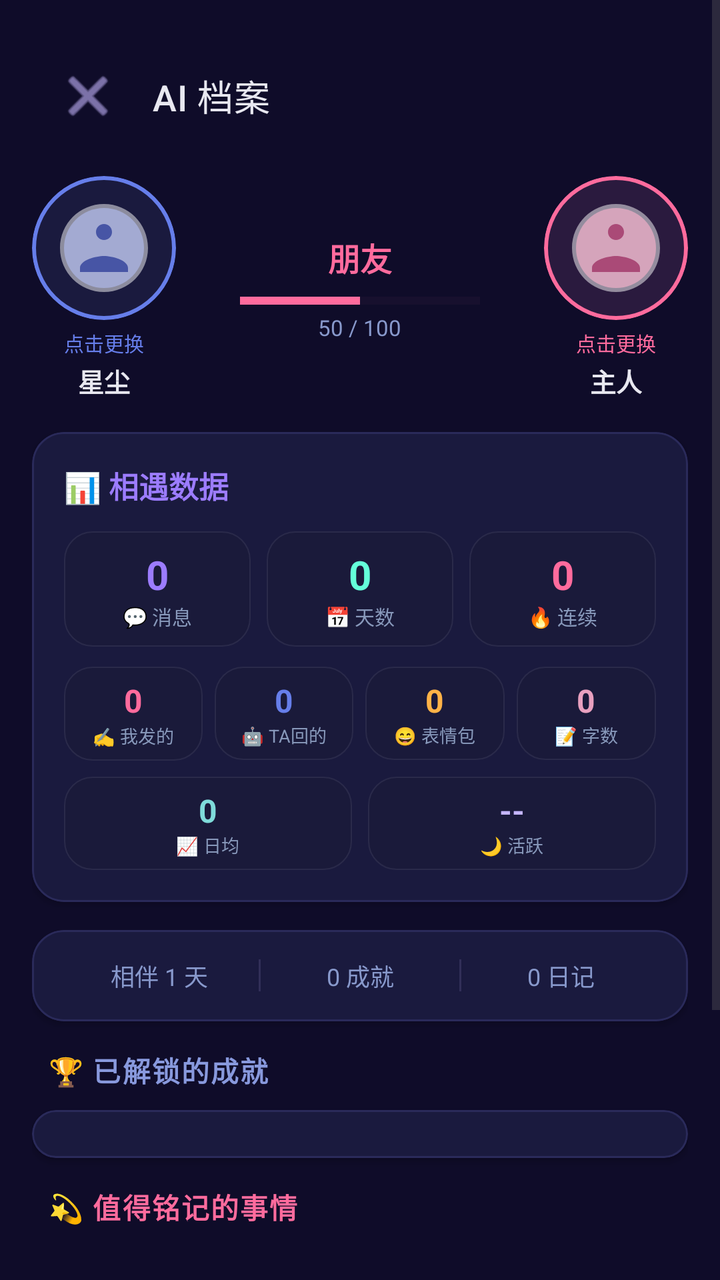
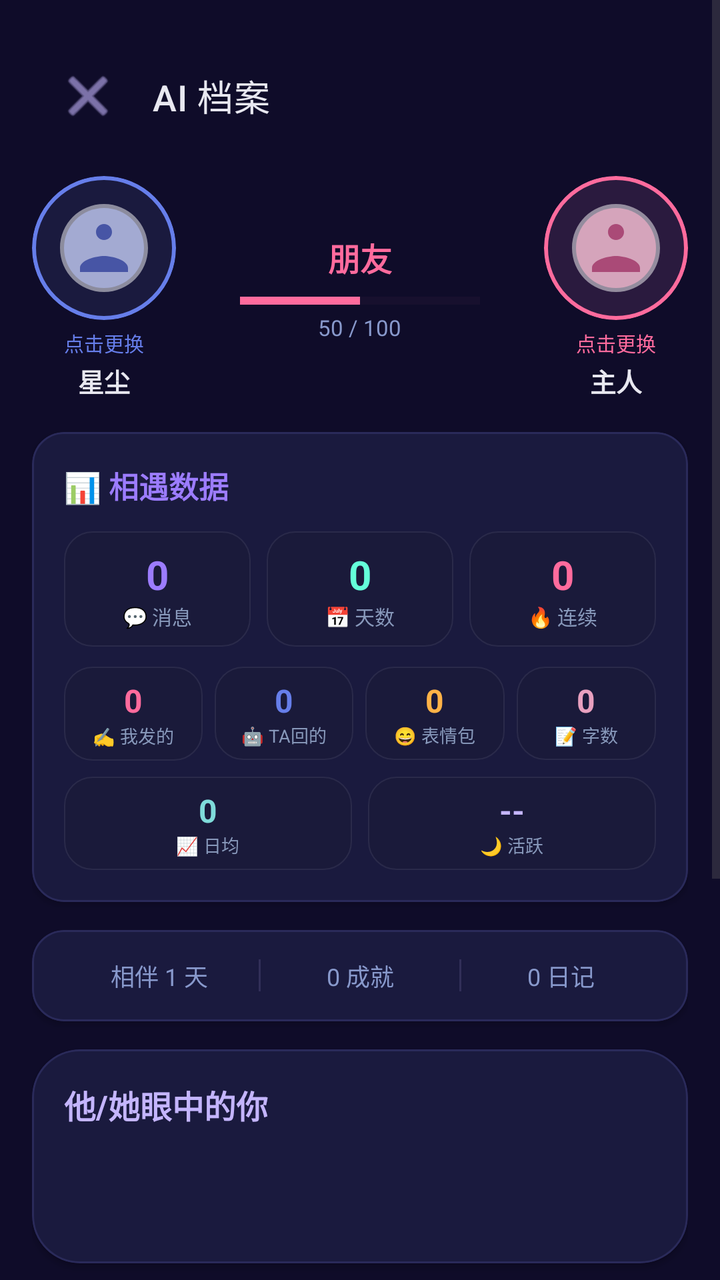

Screens rendered from an Android XML layout before and after an edit, with the pre-edit source and the edit as a unified diff.
<!-- AndroidManifest.xml: application theme Theme.Companion -->
<!-- res/layout/activity_profile.xml -->
<?xml version="1.0" encoding="utf-8"?>
<ScrollView xmlns:android="http://schemas.android.com/apk/res/android"
    xmlns:app="http://schemas.android.com/apk/res-auto"
    android:layout_width="match_parent"
    android:layout_height="match_parent"
    android:background="#0f0c29"
    android:fillViewport="true">

    <LinearLayout
        android:layout_width="match_parent"
        android:layout_height="wrap_content"
        android:orientation="vertical"
        android:padding="16dp">

        <com.google.android.material.appbar.MaterialToolbar
            android:id="@+id/toolbar"
            android:layout_width="match_parent"
            android:layout_height="?attr/actionBarSize"
            android:background="#00ffffff"
            android:elevation="0dp"
            app:title="AI 档案"
            app:titleTextColor="#e8e8f0"
            app:titleTextAppearance="@style/ToolbarTitleStyle"
            app:navigationIcon="@android:drawable/ic_menu_close_clear_cancel"
            app:navigationIconTint="#c4b5fd"
            android:layout_marginBottom="8dp" />

        <LinearLayout
            android:layout_width="match_parent"
            android:layout_height="wrap_content"
            android:orientation="horizontal"
            android:gravity="center"
            android:layout_marginBottom="16dp">

            <LinearLayout
                android:layout_width="wrap_content"
                android:layout_height="wrap_content"
                android:orientation="vertical"
                android:gravity="center"
                android:layout_marginEnd="32dp">

                <com.google.android.material.card.MaterialCardView
                    android:layout_width="72dp"
                    android:layout_height="72dp"
                    app:cardCornerRadius="36dp"
                    app:cardElevation="0dp"
                    app:cardBackgroundColor="#1a1a3e"
                    app:strokeWidth="2dp"
                    app:strokeColor="#667eea">

                    <ImageView
                        android:id="@+id/iv_ai_avatar"
                        android:layout_width="match_parent"
                        android:layout_height="match_parent"
                        android:scaleType="centerCrop"
                        android:src="@drawable/ic_avatar_default_ai"
                        android:contentDescription="AI头像" />
                </com.google.android.material.card.MaterialCardView>

                <TextView
                    android:layout_width="wrap_content"
                    android:layout_height="wrap_content"
                    android:text="点击更换"
                    android:textSize="10sp"
                    android:textColor="#667eea"
                    android:layout_marginTop="4dp" />

                <TextView
                    android:id="@+id/tv_ai_name_profile"
                    android:layout_width="wrap_content"
                    android:layout_height="wrap_content"
                    android:text="星尘"
                    android:textSize="13sp"
                    android:textColor="#e8e8f0"
                    android:textStyle="bold"
                    android:layout_marginTop="2dp" />
            </LinearLayout>

            <LinearLayout
                android:layout_width="0dp"
                android:layout_height="wrap_content"
                android:layout_weight="1"
                android:orientation="vertical"
                android:gravity="center">

                <TextView
                    android:id="@+id/tv_affection_title"
                    android:layout_width="wrap_content"
                    android:layout_height="wrap_content"
                    android:text="朋友"
                    android:textSize="16sp"
                    android:textColor="#ff6b9d"
                    android:textStyle="bold" />

                <ProgressBar
                    android:id="@+id/progress_affection_profile"
                    style="?android:attr/progressBarStyleHorizontal"
                    android:layout_width="120dp"
                    android:layout_height="8dp"
                    android:layout_marginTop="6dp"
                    android:max="100"
                    android:progress="50"
                    android:progressTint="#ff6b9d"
                    android:progressBackgroundTint="#22ff6b9d" />

                <TextView
                    android:id="@+id/tv_affection_value"
                    android:layout_width="wrap_content"
                    android:layout_height="wrap_content"
                    android:text="50 / 100"
                    android:textSize="11sp"
                    android:textColor="#8899cc"
                    android:layout_marginTop="2dp" />
            </LinearLayout>

            <LinearLayout
                android:layout_width="wrap_content"
                android:layout_height="wrap_content"
                android:orientation="vertical"
                android:gravity="center"
                android:layout_marginStart="32dp">

                <com.google.android.material.card.MaterialCardView
                    android:layout_width="72dp"
                    android:layout_height="72dp"
                    app:cardCornerRadius="36dp"
                    app:cardElevation="0dp"
                    app:cardBackgroundColor="#1a1a3e"
                    app:strokeWidth="2dp"
                    app:strokeColor="#ff6b9d">

                    <ImageView
                        android:id="@+id/iv_user_avatar"
                        android:layout_width="match_parent"
                        android:layout_height="match_parent"
                        android:scaleType="centerCrop"
                        android:src="@drawable/ic_avatar_default_user"
                        android:contentDescription="用户头像" />
                </com.google.android.material.card.MaterialCardView>

                <TextView
                    android:layout_width="wrap_content"
                    android:layout_height="wrap_content"
                    android:text="点击更换"
                    android:textSize="10sp"
                    android:textColor="#ff6b9d"
                    android:layout_marginTop="4dp" />

                <TextView
                    android:id="@+id/tv_user_name_profile"
                    android:layout_width="wrap_content"
                    android:layout_height="wrap_content"
                    android:text="主人"
                    android:textSize="13sp"
                    android:textColor="#e8e8f0"
                    android:textStyle="bold"
                    android:layout_marginTop="2dp" />
            </LinearLayout>
        </LinearLayout>

        <com.google.android.material.card.MaterialCardView
            android:id="@+id/card_stats"
            android:layout_width="match_parent"
            android:layout_height="wrap_content"
            android:layout_marginBottom="14dp"
            app:cardBackgroundColor="#1a1a3e"
            app:cardCornerRadius="16dp"
            app:cardElevation="2dp"
            app:strokeWidth="1dp"
            app:strokeColor="#2a2a5a">

            <LinearLayout
                android:layout_width="match_parent"
                android:layout_height="wrap_content"
                android:orientation="vertical"
                android:padding="16dp">

                <TextView
                    android:layout_width="wrap_content"
                    android:layout_height="wrap_content"
                    android:text="📊 相遇数据"
                    android:textSize="15sp"
                    android:textStyle="bold"
                    android:textColor="#9c7cff"
                    android:layout_marginBottom="12dp" />

                <LinearLayout
                    android:layout_width="match_parent"
                    android:layout_height="wrap_content"
                    android:orientation="horizontal"
                    android:layout_marginBottom="10dp">

                    <LinearLayout
                        android:layout_width="0dp"
                        android:layout_height="wrap_content"
                        android:layout_weight="1"
                        android:orientation="vertical"
                        android:gravity="center"
                        android:background="@drawable/bg_edit_moment"
                        android:padding="8dp"
                        android:layout_marginEnd="4dp">

                        <TextView
                            android:id="@+id/tv_stat_total_msgs"
                            android:layout_width="wrap_content"
                            android:layout_height="wrap_content"
                            android:text="0"
                            android:textSize="20sp"
                            android:textColor="#9c7cff"
                            android:textStyle="bold" />

                        <TextView
                            android:layout_width="wrap_content"
                            android:layout_height="wrap_content"
                            android:text="💬 消息"
                            android:textSize="10sp"
                            android:textColor="#8899bb" />
                    </LinearLayout>

                    <LinearLayout
                        android:layout_width="0dp"
                        android:layout_height="wrap_content"
                        android:layout_weight="1"
                        android:orientation="vertical"
                        android:gravity="center"
                        android:background="@drawable/bg_edit_moment"
                        android:padding="8dp"
                        android:layout_marginStart="4dp"
                        android:layout_marginEnd="4dp">

                        <TextView
                            android:id="@+id/tv_stat_chat_days"
                            android:layout_width="wrap_content"
                            android:layout_height="wrap_content"
                            android:text="0"
                            android:textSize="20sp"
                            android:textColor="#64ffda"
                            android:textStyle="bold" />

                        <TextView
                            android:layout_width="wrap_content"
                            android:layout_height="wrap_content"
                            android:text="📅 天数"
                            android:textSize="10sp"
                            android:textColor="#8899bb" />
                    </LinearLayout>

                    <LinearLayout
                        android:layout_width="0dp"
                        android:layout_height="wrap_content"
                        android:layout_weight="1"
                        android:orientation="vertical"
                        android:gravity="center"
                        android:background="@drawable/bg_edit_moment"
                        android:padding="8dp"
                        android:layout_marginStart="4dp">

                        <TextView
                            android:id="@+id/tv_stat_streak"
                            android:layout_width="wrap_content"
                            android:layout_height="wrap_content"
                            android:text="0"
                            android:textSize="20sp"
                            android:textColor="#ff6b9d"
                            android:textStyle="bold" />

                        <TextView
                            android:layout_width="wrap_content"
                            android:layout_height="wrap_content"
                            android:text="🔥 连续"
                            android:textSize="10sp"
                            android:textColor="#8899bb" />
                    </LinearLayout>
                </LinearLayout>

                <LinearLayout
                    android:layout_width="match_parent"
                    android:layout_height="wrap_content"
                    android:orientation="horizontal">

                    <LinearLayout
                        android:layout_width="0dp"
                        android:layout_height="wrap_content"
                        android:layout_weight="1"
                        android:orientation="vertical"
                        android:gravity="center"
                        android:background="@drawable/bg_edit_moment"
                        android:padding="6dp"
                        android:layout_marginEnd="3dp">

                        <TextView
                            android:id="@+id/tv_stat_user_msgs"
                            android:layout_width="wrap_content"
                            android:layout_height="wrap_content"
                            android:text="0"
                            android:textSize="16sp"
                            android:textColor="#ff6b9d"
                            android:textStyle="bold" />

                        <TextView
                            android:layout_width="wrap_content"
                            android:layout_height="wrap_content"
                            android:text="✍️ 我发的"
                            android:textSize="9sp"
                            android:textColor="#8899bb" />
                    </LinearLayout>

                    <LinearLayout
                        android:layout_width="0dp"
                        android:layout_height="wrap_content"
                        android:layout_weight="1"
                        android:orientation="vertical"
                        android:gravity="center"
                        android:background="@drawable/bg_edit_moment"
                        android:padding="6dp"
                        android:layout_marginStart="3dp"
                        android:layout_marginEnd="3dp">

                        <TextView
                            android:id="@+id/tv_stat_ai_msgs"
                            android:layout_width="wrap_content"
                            android:layout_height="wrap_content"
                            android:text="0"
                            android:textSize="16sp"
                            android:textColor="#667eea"
                            android:textStyle="bold" />

                        <TextView
                            android:layout_width="wrap_content"
                            android:layout_height="wrap_content"
                            android:text="🤖 TA回的"
                            android:textSize="9sp"
                            android:textColor="#8899bb" />
                    </LinearLayout>

                    <LinearLayout
                        android:layout_width="0dp"
                        android:layout_height="wrap_content"
                        android:layout_weight="1"
                        android:orientation="vertical"
                        android:gravity="center"
                        android:background="@drawable/bg_edit_moment"
                        android:padding="6dp"
                        android:layout_marginStart="3dp"
                        android:layout_marginEnd="3dp">

                        <TextView
                            android:id="@+id/tv_stat_stickers"
                            android:layout_width="wrap_content"
                            android:layout_height="wrap_content"
                            android:text="0"
                            android:textSize="16sp"
                            android:textColor="#ffb347"
                            android:textStyle="bold" />

                        <TextView
                            android:layout_width="wrap_content"
                            android:layout_height="wrap_content"
                            android:text="😄 表情包"
                            android:textSize="9sp"
                            android:textColor="#8899bb" />
                    </LinearLayout>

                    <LinearLayout
                        android:layout_width="0dp"
                        android:layout_height="wrap_content"
                        android:layout_weight="1"
                        android:orientation="vertical"
                        android:gravity="center"
                        android:background="@drawable/bg_edit_moment"
                        android:padding="6dp"
                        android:layout_marginStart="3dp">

                        <TextView
                            android:id="@+id/tv_stat_words"
                            android:layout_width="wrap_content"
                            android:layout_height="wrap_content"
                            android:text="0"
                            android:textSize="16sp"
                            android:textColor="#e8a0bf"
                            android:textStyle="bold" />

                        <TextView
                            android:layout_width="wrap_content"
                            android:layout_height="wrap_content"
                            android:text="📝 字数"
                            android:textSize="9sp"
                            android:textColor="#8899bb" />
                    </LinearLayout>
                </LinearLayout>

                <LinearLayout
                    android:layout_width="match_parent"
                    android:layout_height="wrap_content"
                    android:orientation="horizontal"
                    android:layout_marginTop="8dp">

                    <LinearLayout
                        android:layout_width="0dp"
                        android:layout_height="wrap_content"
                        android:layout_weight="1"
                        android:orientation="vertical"
                        android:gravity="center"
                        android:background="@drawable/bg_edit_moment"
                        android:padding="6dp"
                        android:layout_marginEnd="4dp">

                        <TextView
                            android:id="@+id/tv_stat_avg_day"
                            android:layout_width="wrap_content"
                            android:layout_height="wrap_content"
                            android:text="0"
                            android:textSize="16sp"
                            android:textColor="#7fdbda"
                            android:textStyle="bold" />

                        <TextView
                            android:layout_width="wrap_content"
                            android:layout_height="wrap_content"
                            android:text="📈 日均"
                            android:textSize="9sp"
                            android:textColor="#8899bb" />
                    </LinearLayout>

                    <LinearLayout
                        android:layout_width="0dp"
                        android:layout_height="wrap_content"
                        android:layout_weight="1"
                        android:orientation="vertical"
                        android:gravity="center"
                        android:background="@drawable/bg_edit_moment"
                        android:padding="6dp"
                        android:layout_marginStart="4dp">

                        <TextView
                            android:id="@+id/tv_stat_peak_hour"
                            android:layout_width="wrap_content"
                            android:layout_height="wrap_content"
                            android:text="--"
                            android:textSize="16sp"
                            android:textColor="#c4b5fd"
                            android:textStyle="bold" />

                        <TextView
                            android:layout_width="wrap_content"
                            android:layout_height="wrap_content"
                            android:text="🌙 活跃"
                            android:textSize="9sp"
                            android:textColor="#8899bb" />
                    </LinearLayout>
                </LinearLayout>
            </LinearLayout>
        </com.google.android.material.card.MaterialCardView>

        <com.google.android.material.card.MaterialCardView
            android:layout_width="match_parent"
            android:layout_height="wrap_content"
            android:layout_marginBottom="14dp"
            app:cardBackgroundColor="#1a1a3e"
            app:cardCornerRadius="16dp"
            app:cardElevation="2dp"
            app:strokeWidth="1dp"
            app:strokeColor="#2a2a5a">

            <LinearLayout
                android:layout_width="match_parent"
                android:layout_height="wrap_content"
                android:orientation="horizontal"
                android:padding="14dp"
                android:gravity="center">

                <TextView
                    android:id="@+id/tv_days_count"
                    android:layout_width="0dp"
                    android:layout_height="wrap_content"
                    android:layout_weight="1"
                    android:text="相伴 1 天"
                    android:textSize="12sp"
                    android:textColor="#8899cc"
                    android:gravity="center" />

                <View
                    android:layout_width="1dp"
                    android:layout_height="16dp"
                    android:background="#22c4b5fd" />

                <TextView
                    android:id="@+id/tv_ach_count"
                    android:layout_width="0dp"
                    android:layout_height="wrap_content"
                    android:layout_weight="1"
                    android:text="0 成就"
                    android:textSize="12sp"
                    android:textColor="#8899cc"
                    android:gravity="center" />

                <View
                    android:layout_width="1dp"
                    android:layout_height="16dp"
                    android:background="#22c4b5fd" />

                <TextView
                    android:id="@+id/tv_diary_count"
                    android:layout_width="0dp"
                    android:layout_height="wrap_content"
                    android:layout_weight="1"
                    android:text="0 日记"
                    android:textSize="12sp"
                    android:textColor="#8899cc"
                    android:gravity="center" />
            </LinearLayout>
        </com.google.android.material.card.MaterialCardView>

        <TextView
            android:layout_width="match_parent"
            android:layout_height="wrap_content"
            android:text="  🏆 已解锁的成就"
            android:textSize="14sp"
            android:textStyle="bold"
            android:textColor="#8899dd"
            android:letterSpacing="0.05"
            android:layout_marginBottom="10dp" />

        <com.google.android.material.card.MaterialCardView
            android:layout_width="match_parent"
            android:layout_height="wrap_content"
            android:layout_marginBottom="14dp"
            app:cardBackgroundColor="#1a1a3e"
            app:cardCornerRadius="16dp"
            app:cardElevation="2dp"
            app:strokeWidth="1dp"
            app:strokeColor="#2a2a5a">

            <androidx.recyclerview.widget.RecyclerView
                android:id="@+id/recycler_achievements"
                android:layout_width="match_parent"
                android:layout_height="wrap_content"
                android:padding="12dp"
                android:nestedScrollingEnabled="false" />
        </com.google.android.material.card.MaterialCardView>

        <TextView
            android:layout_width="match_parent"
            android:layout_height="wrap_content"
            android:text="  💫 值得铭记的事情"
            android:textSize="14sp"
            android:textStyle="bold"
            android:textColor="#ff6b9d"
            android:letterSpacing="0.05"
            android:layout_marginBottom="10dp" />

        <TextView
            android:id="@+id/tv_moments_empty"
            android:layout_width="match_parent"
            android:layout_height="wrap_content"
            android:text="AI 正在了解你...\n多聊聊天，AI会记住关于你的珍贵瞬间"
            android:textSize="13sp"
            android:textColor="#667788"
            android:gravity="center"
            android:padding="24dp"
            android:visibility="gone" />

        <LinearLayout
            android:id="@+id/container_moments"
            android:layout_width="match_parent"
            android:layout_height="wrap_content"
            android:orientation="vertical" />

        <View
            android:layout_width="match_parent"
            android:layout_height="24dp" />

        <TextView
            android:layout_width="match_parent"
            android:layout_height="wrap_content"
            android:text="  ⭐ 收藏的消息"
            android:textSize="14sp"
            android:textStyle="bold"
            android:textColor="#ffb347"
            android:letterSpacing="0.05"
            android:layout_marginBottom="10dp" />

        <TextView
            android:id="@+id/tv_favorites_empty"
            android:layout_width="match_parent"
            android:layout_height="wrap_content"
            android:text="还没有收藏任何消息\n长按聊天气泡可以收藏哦~"
            android:textSize="13sp"
            android:textColor="#667788"
            android:gravity="center"
            android:padding="24dp"
            android:visibility="visible" />

        <LinearLayout
            android:id="@+id/container_favorites"
            android:layout_width="match_parent"
            android:layout_height="wrap_content"
            android:orientation="vertical"
            android:visibility="gone" />

        <View
            android:layout_width="match_parent"
            android:layout_height="32dp" />
    </LinearLayout>
</ScrollView>
<!-- resources referenced by this layout -->
<resources>
  <!-- drawable bg_edit_moment (drawable) -->
  <?xml version="1.0" encoding="utf-8"?>
  <shape xmlns:android="http://schemas.android.com/apk/res/android"
      android:shape="rectangle">
      <solid android:color="#1a1a3a" />
      <corners android:radius="14dp" />
      <stroke android:width="0.5dp" android:color="#2a2a4a" />
  </shape>
  <!-- drawable ic_avatar_default_ai (drawable) -->
  <vector xmlns:android="http://schemas.android.com/apk/res/android"
      android:width="72dp"
      android:height="72dp"
      android:viewportWidth="72"
      android:viewportHeight="72">
      <path
          android:fillColor="#1a1a3e"
          android:pathData="M0,0h72v72h-72z" />
      <path
          android:fillColor="#667eea"
          android:pathData="M36,36m-20,0a20,20 0,1 1,40 0a20,20 0,1 1,-40 0"
          android:fillAlpha="0.6" />
      <path
          android:fillColor="#FFFFFF"
          android:pathData="M36,14c-12.15,0 -22,9.85 -22,22s9.85,22 22,22 22,-9.85 22,-22 -9.85,-22 -22,-22ZM36,24c2.21,0 4,1.79 4,4s-1.79,4 -4,4 -4,-1.79 -4,-4 1.79,-4 4,-4ZM48,48H24v-2c0,-4 8,-6 12,-6s12,2 12,6v2Z"
          android:fillAlpha="0.5" />
  </vector>
  <!-- drawable ic_avatar_default_user (drawable) -->
  <vector xmlns:android="http://schemas.android.com/apk/res/android"
      android:width="72dp"
      android:height="72dp"
      android:viewportWidth="72"
      android:viewportHeight="72">
      <path
          android:fillColor="#2a1a3e"
          android:pathData="M0,0h72v72h-72z" />
      <path
          android:fillColor="#ff6b9d"
          android:pathData="M36,36m-20,0a20,20 0,1 1,40 0a20,20 0,1 1,-40 0"
          android:fillAlpha="0.6" />
      <path
          android:fillColor="#FFFFFF"
          android:pathData="M36,14c-12.15,0 -22,9.85 -22,22s9.85,22 22,22 22,-9.85 22,-22 -9.85,-22 -22,-22ZM36,24c2.21,0 4,1.79 4,4s-1.79,4 -4,4 -4,-1.79 -4,-4 1.79,-4 4,-4ZM48,48H24v-2c0,-4 8,-6 12,-6s12,2 12,6v2Z"
          android:fillAlpha="0.5" />
  </vector>
  <style name="ToolbarTitleStyle" parent="TextAppearance.Material3.TitleMedium">
          <item name="android:textSize">18sp</item>
          <item name="android:textColor">#ffffff</item>
          <item name="android:fontFamily">sans-serif-medium</item>
          <item name="android:letterSpacing">0.02</item>
      </style>
  <style name="Theme.Companion" parent="Theme.Material3.DayNight.NoActionBar">
          <item name="colorPrimary">@color/accent_blue</item>
          <item name="colorPrimaryVariant">@color/purple_700</item>
          <item name="colorOnPrimary">@color/white</item>
          <item name="colorSecondary">@color/accent_cyan</item>
          <item name="colorSecondaryVariant">@color/teal_700</item>
          <item name="colorSurface">@color/surface_dark</item>
          <item name="colorOnSurface">@color/text_primary</item>
          <item name="android:statusBarColor">@color/bg_start</item>
          <item name="android:navigationBarColor">@color/bg_start</item>
          <item name="android:windowBackground">@color/bg_start</item>
  
          <item name="android:activityOpenEnterAnimation">@anim/slide_in_right</item>
          <item name="android:activityOpenExitAnimation">@anim/fade_out</item>
          <item name="android:activityCloseEnterAnimation">@anim/fade_in</item>
          <item name="android:activityCloseExitAnimation">@anim/slide_out_left</item>
  
          <item name="android:windowEnterTransition">@android:transition/fade</item>
          <item name="android:windowExitTransition">@android:transition/fade</item>
  
          <item name="android:colorEdgeEffect">@color/accent_purple</item>
      </style>
  <color name="accent_blue">#667eea</color>
  <color name="purple_700">#FF3700B3</color>
  <color name="white">#FFFFFFFF</color>
  <color name="accent_cyan">#64ffda</color>
  <color name="teal_700">#FF018786</color>
  <color name="surface_dark">#14142a</color>
  <color name="text_primary">#ececf4</color>
  <color name="bg_start">#0a0a1a</color>
  <color name="accent_purple">#c4b5fd</color>
</resources>

<!-- the commit's change to res/layout/activity_profile.xml (unified diff, before → after) -->
@@ -511,6 +511,53 @@
             </LinearLayout>
         </com.google.android.material.card.MaterialCardView>
 
+        <com.google.android.material.card.MaterialCardView
+            android:id="@+id/card_user_personality"
+            android:layout_width="match_parent"
+            android:layout_height="wrap_content"
+            android:layout_marginBottom="14dp"
+            app:cardBackgroundColor="#1a1a3e"
+            app:cardCornerRadius="24dp"
+            app:cardElevation="2dp"
+            app:strokeWidth="1dp"
+            app:strokeColor="#2a2a5a">
+
+            <LinearLayout
+                android:layout_width="match_parent"
+                android:layout_height="wrap_content"
+                android:orientation="vertical"
+                android:padding="16dp">
+
+                <TextView
+                    android:id="@+id/tv_user_personality_label"
+                    android:layout_width="wrap_content"
+                    android:layout_height="wrap_content"
+                    android:text="他/她眼中的你"
+                    android:textSize="16sp"
+                    android:textStyle="bold"
+                    android:textColor="#c4b5fd"
+                    android:layout_marginBottom="10dp" />
+
+                <TextView
+                    android:id="@+id/tv_user_personality_content"
+                    android:layout_width="match_parent"
+                    android:layout_height="wrap_content"
+                    android:text=""
+                    android:textSize="14sp"
+                    android:textColor="#e8e8f0"
+                    android:lineSpacingExtra="4dp"
+                    android:layout_marginBottom="8dp" />
+
+                <TextView
+                    android:id="@+id/tv_user_personality_source"
+                    android:layout_width="wrap_content"
+                    android:layout_height="wrap_content"
+                    android:text=""
+                    android:textSize="11sp"
+                    android:textColor="#667788" />
+            </LinearLayout>
+        </com.google.android.material.card.MaterialCardView>
+
         <TextView
             android:layout_width="match_parent"
             android:layout_height="wrap_content"
